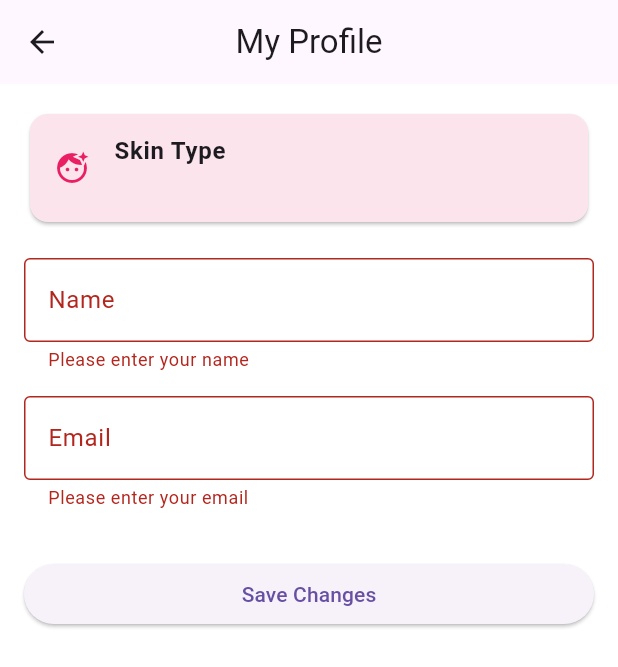
After one commit to Fraqla/skinsavvy_app, a Flutter app: the ProfilePage screen opened directly, after a tap on "Save Changes", on a phone screen of 412 x 824 dp. The commit adds this screen. Shown: the top 667 px of the screen. Run offline on Flutter 3.47's test engine with Material 3 defaults, Android fonts, the phone set to English and light mode, and no system bars; our stand-ins replace cached_network_image, flutter_staggered_animations, image_picker, shared_preferences; accounts and stored records are empty; network calls fail; Roboto replaces fonts that are missing (Arial).

Commit message:
[not yet finish] profile page

```diff
--- a/lib/models/user_model.dart
+++ b/lib/models/user_model.dart
@@ -1,15 +1,38 @@
+import 'package:skinsavvy_app/models/user_skin_type_model.dart';
+
 class UserModel {
-  final String id;  // Keep id as a String
+  final String id;
   final String name;
   final String email;
+  final UserSkinType? skinType;
 
-  UserModel({required this.id, required this.name, required this.email});
+  UserModel({
+    required this.id,
+    required this.name,
+    required this.email,
+    required this.skinType,
+  });
 
   factory UserModel.fromJson(Map<String, dynamic> json) {
+    print('User JSON: $json');
+
     return UserModel(
-      id: json['id'].toString(),  // Convert id to a String
+      id: json['id'].toString(),
       name: json['name'],
       email: json['email'],
+      skinType: json['skinType'] != null
+        ? UserSkinType.fromJson(json['skinType'])
+        : null,
     );
   }
+
+  Map<String, dynamic> toJson() {
+    return {
+      'id': id,
+      'name': name,
+      'email': email,
+      'skin_type': skinType?.toJson(),
+    };
+  }
+
 }
--- /dev/null
+++ b/lib/models/user_skin_type_model.dart
@@ -0,0 +1,31 @@
+// user_skin_type_model.dart
+class UserSkinType {
+  final int id;
+  final int userId;
+  final int totalScore;
+  final String skinType;
+
+  UserSkinType({
+    required this.id,
+    required this.userId,
+    required this.totalScore,
+    required this.skinType,
+  });
+
+  factory UserSkinType.fromJson(Map<String, dynamic> json) {
+    return UserSkinType(
+      id: json['id'],
+      userId: json['user_id'],
+      totalScore: json['total_score'],
+      skinType: json['skin_type'],
+    );
+  }
+
+  Map<String, dynamic> toJson() {
+    return {
+      'user_id': userId,
+      'total_score': totalScore,
+      'skin_type': skinType,
+    };
+  }
+}
--- a/lib/services/api_service.dart
+++ b/lib/services/api_service.dart
@@ -19,6 +19,7 @@ import '../models/wishlist_model.dart';
 import '../models/review_model.dart';
 import 'auth_provider.dart';
 import 'package:provider/provider.dart';
+
 
 class ApiService {
   late BuildContext _context;
@@ -451,6 +452,45 @@ Future<Map<String, dynamic>> submitSkinQuizAnswers(
     }
   }
 
+Future<UserModel> fetchUserProfile(String token) async {
+    final response = await http.get(
+      Uri.parse('$baseUrl/api/user/profile'),
+      headers: {
+        'Authorization': 'Bearer $token',
+        'Content-Type': 'application/json',
+      },
+    );
+
+    if (response.statusCode == 200) {
+      final data = json.decode(response.body);
+      return UserModel.fromJson(data['user'] ?? data); // Handle both wrapped and unwrapped responses
+    } else {
+      throw Exception('Failed to load user profile');
+    }
+}
+
+Future<UserModel> updateUserProfile(String token, UserModel user) async {
+    final response = await http.put(
+      Uri.parse('$baseUrl/api/user/profile'),
+      headers: {
+        'Authorization': 'Bearer $token',
+        'Content-Type': 'application/json',
+      },
+      body: json.encode({
+        'name': user.name,
+        'email': user.email,
+        'skin_type': user.skinType?.toJson(),
+      }),
+    );
+
+    if (response.statusCode == 200) {
+      final data = json.decode(response.body);
+      return UserModel.fromJson(data['user'] ?? data);
+    } else {
+      throw Exception('Failed to update user profile');
+    }
+}
+
   Future<Map<String, String>> _getHeaders({bool withAuth = false}) async {
     final headers = {
       'Content-Type': 'application/json',
--- a/lib/viewmodels/login_view_model.dart
+++ b/lib/viewmodels/login_view_model.dart
@@ -8,7 +8,10 @@ class LoginViewModel extends ChangeNotifier {
   bool get isLoading => _isLoading;
 
   UserModel? _user;
+  String? _token;
+
   UserModel? get user => _user;
+  String? get token => _token;
 
   Future<bool> login(String email, String password, BuildContext context) async {
   _isLoading = true;
@@ -36,4 +39,25 @@ class LoginViewModel extends ChangeNotifier {
     _user = null;
     notifyListeners();
   }
+
+  Future<void> updateUser({required String name, required String email}) async {
+  if (_token == null || _user == null) throw Exception('User not logged in');
+
+  final updatedUser = UserModel(
+    id: _user!.id,
+    name: name,
+    email: email,
+    skinType: _user!.skinType,
+    // include any other required fields
+  );
+
+  try {
+    final result = await ApiService().updateUserProfile(_token!, updatedUser);
+    _user = result;
+    notifyListeners();
+  } catch (e) {
+    rethrow;
+  }
 }
+
+}
--- /dev/null
+++ b/lib/views/profile_view.dart
@@ -0,0 +1,151 @@
+import 'package:flutter/material.dart';
+import 'package:provider/provider.dart';
+import '../viewmodels/login_view_model.dart';
+import '../models/user_model.dart';
+import '../viewmodels/user_view_model.dart';
+
+class ProfilePage extends StatefulWidget {
+  const ProfilePage({super.key});
+
+  @override
+  State<ProfilePage> createState() => _ProfilePageState();
+}
+
+class _ProfilePageState extends State<ProfilePage> {
+  final _formKey = GlobalKey<FormState>();
+
+  late TextEditingController _nameController;
+  late TextEditingController _emailController;
+  bool _isSaving = false;
+
+  @override
+  void initState() {
+    super.initState();
+    final user = Provider.of<LoginViewModel>(context, listen: false).user!;
+    _nameController = TextEditingController(text: user.name);
+    _emailController = TextEditingController(text: user.email);
+    print('SkinType: ${user.skinType?.skinType}');
+
+  }
+
+  @override
+  void dispose() {
+    _nameController.dispose();
+    _emailController.dispose();
+    super.dispose();
+  }
+
+  Future<void> _saveProfile() async {
+    if (!_formKey.currentState!.validate()) return;
+
+    setState(() {
+      _isSaving = true;
+    });
+
+    final loginVM = Provider.of<LoginViewModel>(context, listen: false);
+
+    try {
+      await loginVM.updateUser(
+        name: _nameController.text.trim(),
+        email: _emailController.text.trim(),
+      );
+      if (mounted) {
+        ScaffoldMessenger.of(context).showSnackBar(
+          const SnackBar(content: Text('Profile updated successfully')),
+        );
+        Navigator.pop(context);
+      }
+    } catch (e) {
+      if (mounted) {
+        ScaffoldMessenger.of(context).showSnackBar(
+          SnackBar(content: Text('Failed to update profile: $e')),
+        );
+      }
+    } finally {
+      if (mounted) {
+        setState(() {
+          _isSaving = false;
+        });
+      }
+    }
+  }
+
+  @override
+  Widget build(BuildContext context) {
+    final loginVM = Provider.of<LoginViewModel>(context);
+    final user = loginVM.user!;
+
+    return Scaffold(
+      appBar: AppBar(
+        title: const Text('My Profile'),
+        centerTitle: true,
+      ),
+      body: Padding(
+        padding: const EdgeInsets.all(16.0),
+        child: Form(
+          key: _formKey,
+          child: ListView(
+            children: [
+              // Display Skin Type prominently
+              Card(
+                color: Colors.pink[50],
+                child: ListTile(
+                  title: const Text(
+                    'Skin Type',
+                    style: TextStyle(fontWeight: FontWeight.bold),
+                  ),
+                  subtitle: Text(user.skinType?.skinType ?? 'Not Set'),
+                  leading: const Icon(Icons.face_retouching_natural, color: Colors.pink),
+                ),
+              ),
+              const SizedBox(height: 20),
+
+              // Name Text Field
+              TextFormField(
+                controller: _nameController,
+                decoration: const InputDecoration(
+                  labelText: 'Name',
+                  border: OutlineInputBorder(),
+                ),
+                validator: (val) =>
+                    val == null || val.isEmpty ? 'Please enter your name' : null,
+              ),
+              const SizedBox(height: 16),
+
+              // Email Text Field
+              TextFormField(
+                controller: _emailController,
+                decoration: const InputDecoration(
+                  labelText: 'Email',
+                  border: OutlineInputBorder(),
+                ),
+                keyboardType: TextInputType.emailAddress,
+                validator: (val) {
+                  if (val == null || val.isEmpty) {
+                    return 'Please enter your email';
+                  }
+                  final emailRegex = RegExp(r'^\S+@\S+\.\S+$');
+                  if (!emailRegex.hasMatch(val)) {
+                    return 'Enter a valid email address';
+                  }
+                  return null;
+                },
+              ),
+              const SizedBox(height: 32),
+
+              // Save Button
+              ElevatedButton(
+                onPressed: _isSaving ? null : _saveProfile,
+                child: _isSaving
+                    ? const CircularProgressIndicator(
+                        valueColor: AlwaysStoppedAnimation(Colors.white),
+                      )
+                    : const Text('Save Changes'),
+              ),
+            ],
+          ),
+        ),
+      ),
+    );
+  }
+}
```
Also changed, not shown: lib/viewmodels/user_view_model.dart (added, +50 -0 lines), lib/views/landing_view.dart (+40 -14 lines).
